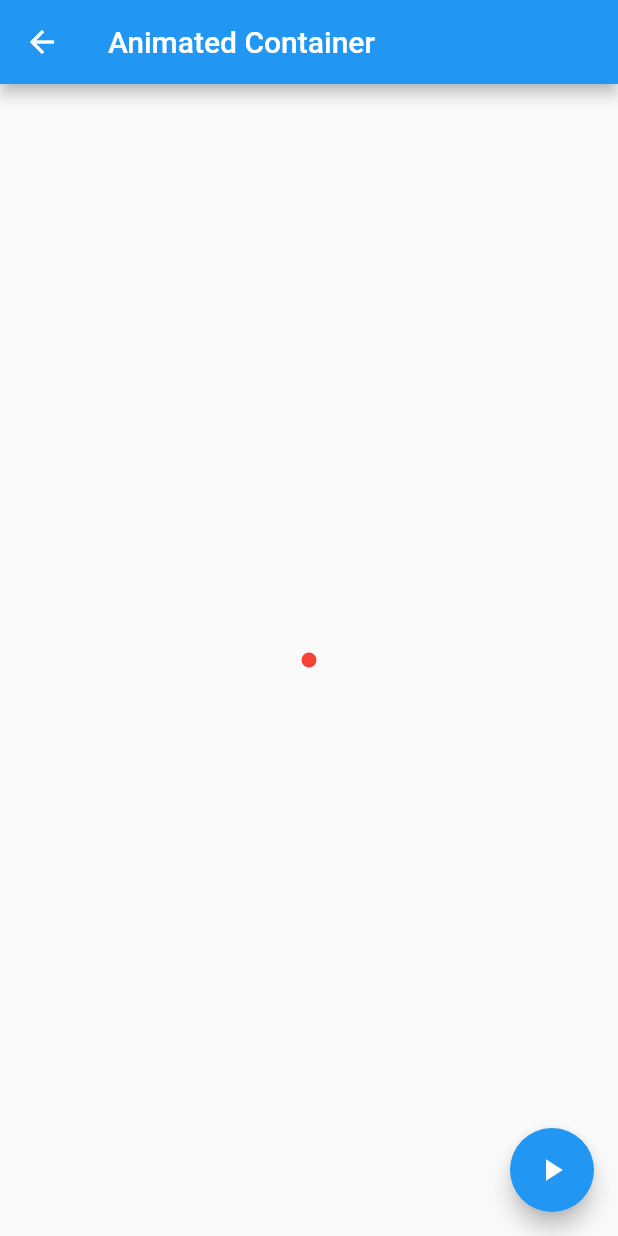
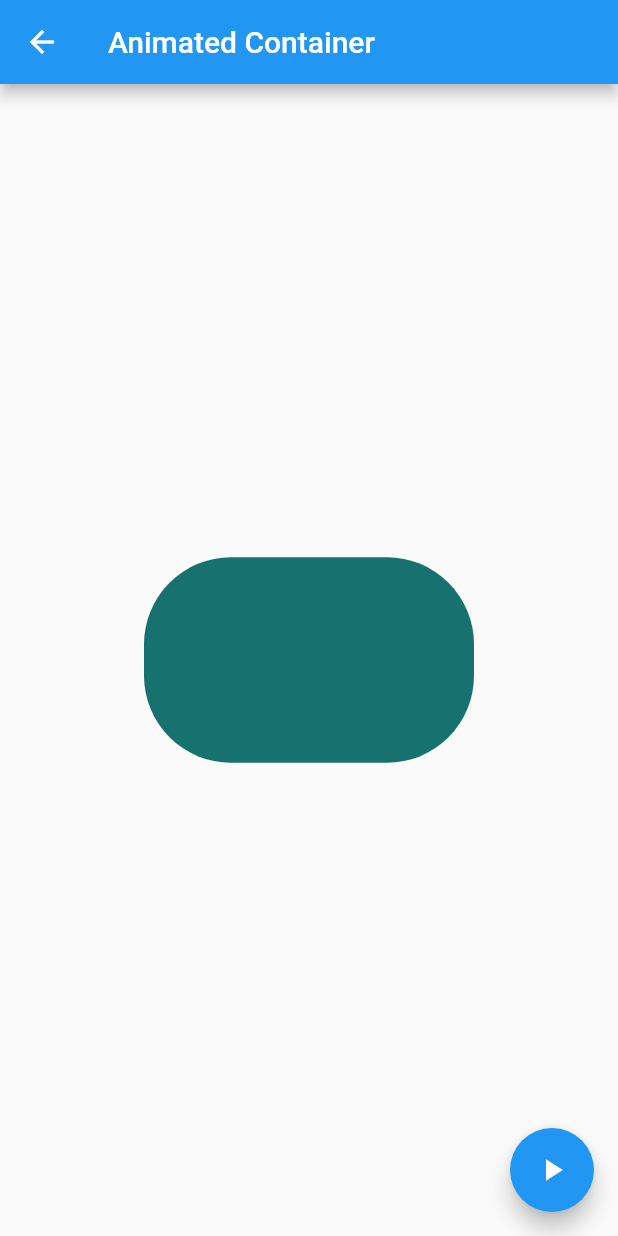
Before and after one commit to muckystack/flutter_componentes_FH, a Flutter app: the AnimatedContainerPage screen opened by its route, after a tap on the "play arrow" icon, on a phone screen of 412 x 824 dp. Run offline on Flutter 3.47's test engine with Material 2 defaults, Android fonts, the phone set to English and light mode, and no system bars.

Commit message:
Cambio mas propiedades para ver mejor la animación

```diff
--- a/lib/src/pages/animated_container.dart
+++ b/lib/src/pages/animated_container.dart
@@ -1,4 +1,7 @@
 import 'package:flutter/material.dart';
+import 'dart:math';
+
+
 
 class AnimatedContainerPage extends StatefulWidget {
   AnimatedContainerPage({Key key}) : super(key: key);
@@ -38,10 +41,20 @@ class _AnimatedContainerPageState extends State<AnimatedContainerPage> {
   }
 
   void _cambiarForma() {
+
+    // Generamos número de manera aleatoria
+    final random = Random();
+
     setState(() {
-      _width = 10.0;
-      _height = 10.0;
-      _color = Colors.red;
+      _width = random.nextInt(300).toDouble();
+      _height = random.nextInt(300).toDouble();
+      _color = Color.fromRGBO(
+        random.nextInt(255),
+        random.nextInt(255),
+        random.nextInt(255),
+        1
+      );
+      _borderRadius = BorderRadius.circular(random.nextInt(100).toDouble());
     });
   }
 }
```
